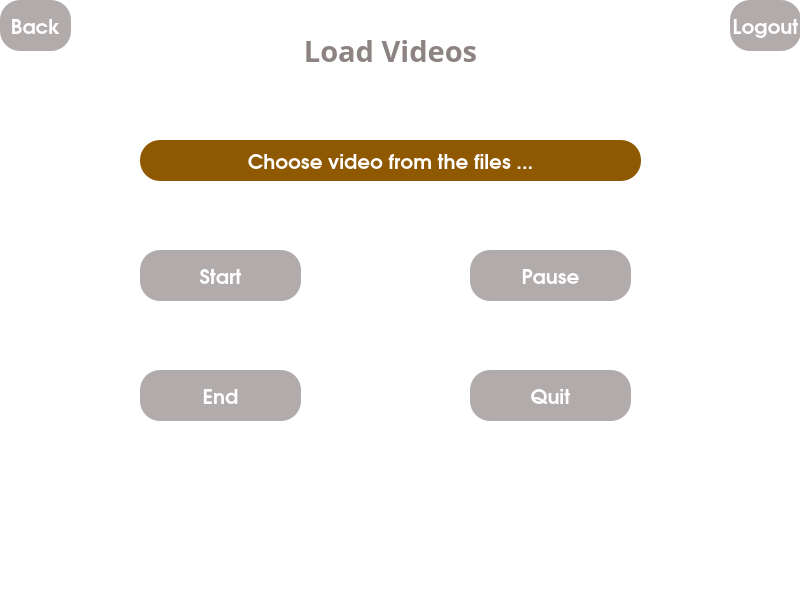
Bassel-A-Elazab/SocialDistancingDetecor_DesktopApplication_using_Pyhton-OpenCV-YOLO-Birds-Eye-View, file ui/load_video.ui: the form before one commit.
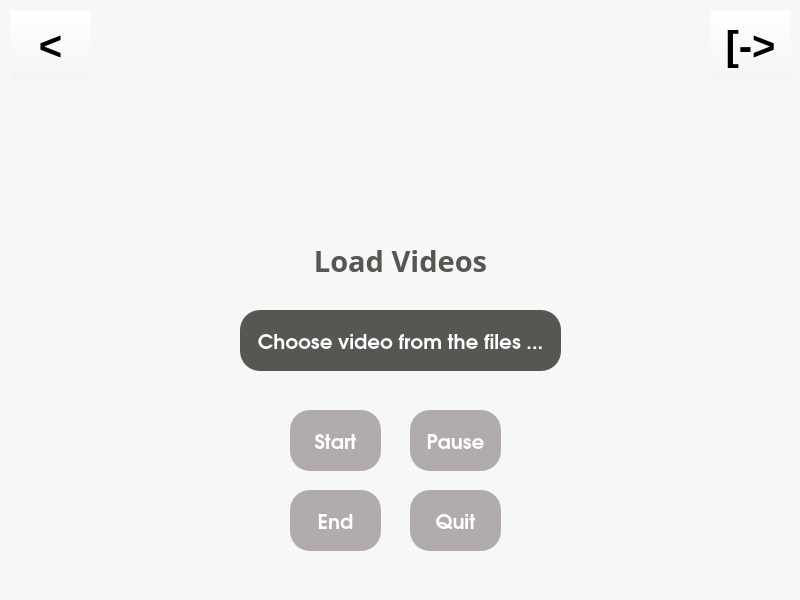
The form after the commit. Icons and pictures are not drawn.

Commit message: Edit the whole design of the all windows for a better view and easy to users

```diff
--- a/ui/load_video.ui
+++ b/ui/load_video.ui
@@ -14,30 +14,28 @@
    <string>MainWindow</string>
   </property>
   <property name="styleSheet">
-   <string notr="true">background-color: rgb(255, 255, 255);</string>
+   <string notr="true">background-color: rgb(247, 247, 247);</string>
   </property>
   <widget class="QWidget" name="centralwidget">
    <widget class="QLabel" name="label_2">
     <property name="geometry">
      <rect>
-      <x>100</x>
-      <y>20</y>
-      <width>581</width>
+      <x>240</x>
+      <y>230</y>
+      <width>321</width>
       <height>61</height>
      </rect>
     </property>
     <property name="font">
      <font>
-      <family>Tlwg Typo</family>
+      <family>Ubuntu Condensed</family>
       <pointsize>22</pointsize>
       <weight>75</weight>
       <bold>true</bold>
      </font>
     </property>
     <property name="styleSheet">
-     <string notr="true">background-color: rgb(255, 255, 255);
-color: rgb(141, 131, 131);
-</string>
+     <string notr="true">color: rgb(85, 87, 83);</string>
     </property>
     <property name="text">
      <string>Load Videos</string>
@@ -49,10 +47,10 @@
    <widget class="QPushButton" name="file_open">
     <property name="geometry">
      <rect>
-      <x>140</x>
-      <y>140</y>
-      <width>501</width>
-      <height>41</height>
+      <x>240</x>
+      <y>310</y>
+      <width>321</width>
+      <height>61</height>
      </rect>
     </property>
     <property name="font">
@@ -64,9 +62,9 @@
      </font>
     </property>
     <property name="styleSheet">
-     <string notr="true">background-color: rgb(143, 89, 2);
-color: rgb(255, 255, 255);
-border-radius: 20px;</string>
+     <string notr="true">color: rgb(255, 255, 255);
+border-radius: 20px;
+background-color: rgb(85, 87, 83);</string>
     </property>
     <property name="text">
      <string>Choose video from the files ...</string>
@@ -75,10 +73,10 @@
    <widget class="QPushButton" name="end">
     <property name="geometry">
      <rect>
-      <x>140</x>
-      <y>370</y>
-      <width>161</width>
-      <height>51</height>
+      <x>290</x>
+      <y>490</y>
+      <width>91</width>
+      <height>61</height>
      </rect>
     </property>
     <property name="font">
@@ -101,10 +99,10 @@
    <widget class="QPushButton" name="pause">
     <property name="geometry">
      <rect>
-      <x>470</x>
-      <y>250</y>
-      <width>161</width>
-      <height>51</height>
+      <x>410</x>
+      <y>410</y>
+      <width>91</width>
+      <height>61</height>
      </rect>
     </property>
     <property name="font">
@@ -127,10 +125,10 @@
    <widget class="QPushButton" name="quit">
     <property name="geometry">
      <rect>
-      <x>470</x>
-      <y>370</y>
-      <width>161</width>
-      <height>51</height>
+      <x>410</x>
+      <y>490</y>
+      <width>91</width>
+      <height>61</height>
      </rect>
     </property>
     <property name="font">
@@ -153,10 +151,10 @@
    <widget class="QPushButton" name="start">
     <property name="geometry">
      <rect>
-      <x>140</x>
-      <y>250</y>
-      <width>161</width>
-      <height>51</height>
+      <x>290</x>
+      <y>410</y>
+      <width>91</width>
+      <height>61</height>
      </rect>
     </property>
     <property name="font">
@@ -176,56 +174,69 @@
      <string>Start</string>
     </property>
    </widget>
+   <widget class="QLabel" name="label">
+    <property name="geometry">
+     <rect>
+      <x>270</x>
+      <y>40</y>
+      <width>271</width>
+      <height>171</height>
+     </rect>
+    </property>
+    <property name="text">
+     <string/>
+    </property>
+    <property name="pixmap">
+     <pixmap>logo/logo.jpg</pixmap>
+    </property>
+    <property name="scaledContents">
+     <bool>true</bool>
+    </property>
+   </widget>
    <widget class="QPushButton" name="back">
     <property name="geometry">
      <rect>
-      <x>0</x>
-      <y>0</y>
-      <width>71</width>
-      <height>51</height>
+      <x>10</x>
+      <y>10</y>
+      <width>81</width>
+      <height>71</height>
      </rect>
     </property>
     <property name="font">
      <font>
-      <family>URW Gothic L</family>
-      <pointsize>15</pointsize>
+      <pointsize>30</pointsize>
       <weight>75</weight>
       <bold>true</bold>
      </font>
     </property>
     <property name="styleSheet">
-     <string notr="true">background-color:rgb(178, 171, 171);
-color: rgb(255, 255, 255);
-border-radius: 20px;</string>
+     <string notr="true">background-color: rgb(247, 247, 247,0);</string>
     </property>
     <property name="text">
-     <string>Back</string>
+     <string>&lt;</string>
     </property>
    </widget>
    <widget class="QPushButton" name="logout">
     <property name="geometry">
      <rect>
-      <x>730</x>
-      <y>0</y>
-      <width>71</width>
-      <height>51</height>
+      <x>710</x>
+      <y>10</y>
+      <width>81</width>
+      <height>71</height>
      </rect>
     </property>
     <property name="font">
      <font>
-      <family>URW Gothic L</family>
-      <pointsize>15</pointsize>
+      <pointsize>30</pointsize>
       <weight>75</weight>
       <bold>true</bold>
      </font>
     </property>
     <property name="styleSheet">
-     <string notr="true">background-color:rgb(178, 171, 171);
-color: rgb(255, 255, 255);
-border-radius: 20px;</string>
+     <string notr="true">background-color: rgb(247, 247, 247,0);</string>
     </property>
     <property name="text">
-     <string>Logout</string>
+     <string>[-&gt;</string>
     </property>
    </widget>
   </widget>
```
Left out of the diff: 4 changed lines with no effect on the pictures. The commit also changes 6 other files.
